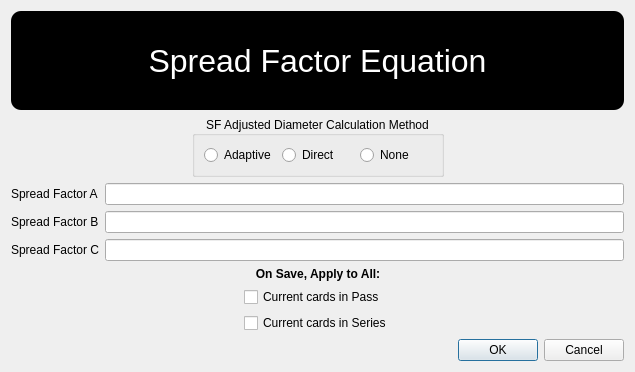
First picture: the form in resources/editSpreadFactors.ui, repository gill14/AccuPatt, before the edit.
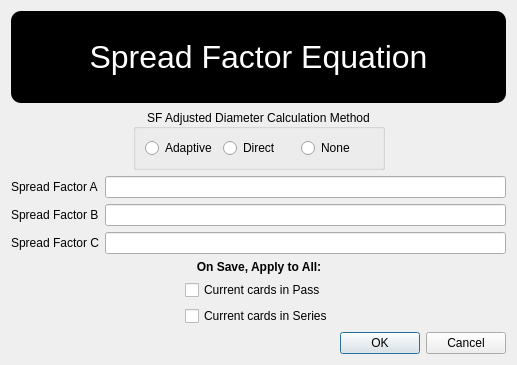
Second picture: the form after the edit.

What changed in the file:
```diff
--- a/resources/editSpreadFactors.ui
+++ b/resources/editSpreadFactors.ui
@@ -6,8 +6,8 @@
    <rect>
     <x>0</x>
     <y>0</y>
-    <width>635</width>
-    <height>372</height>
+    <width>517</width>
+    <height>365</height>
    </rect>
   </property>
   <property name="windowTitle">
```
Left out of the diff: 3 changed lines with no effect on the pictures.
